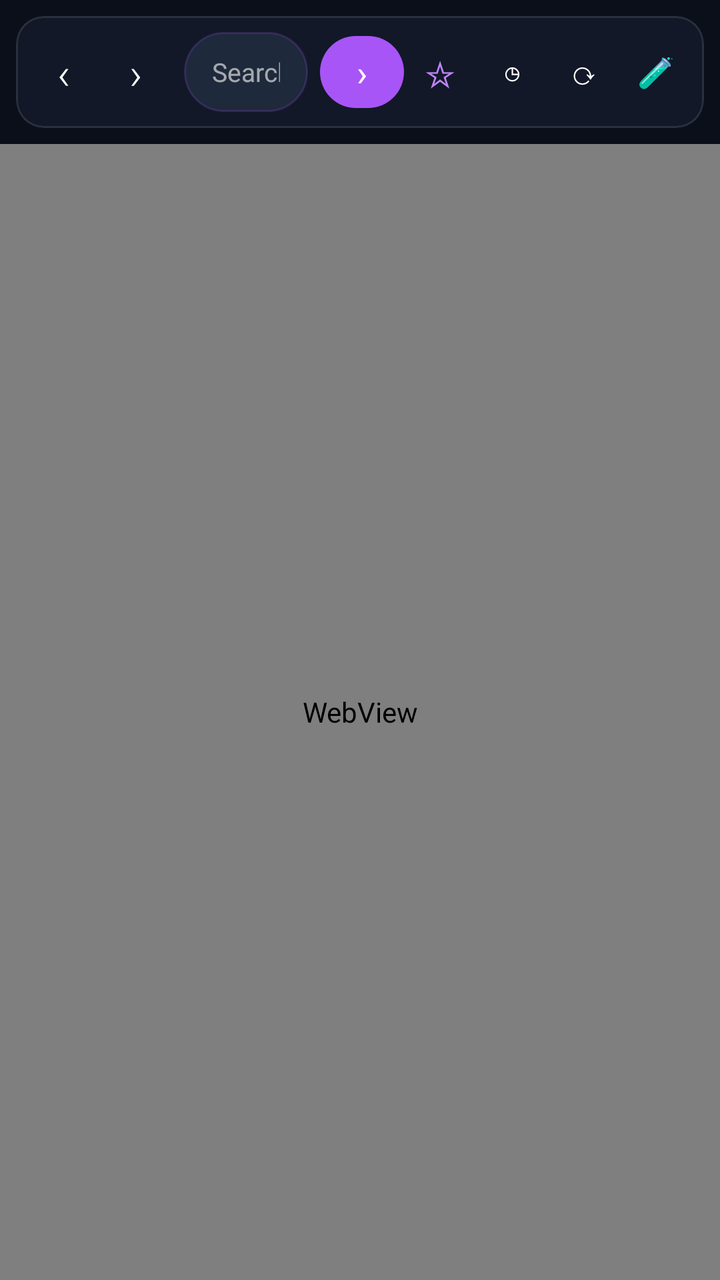
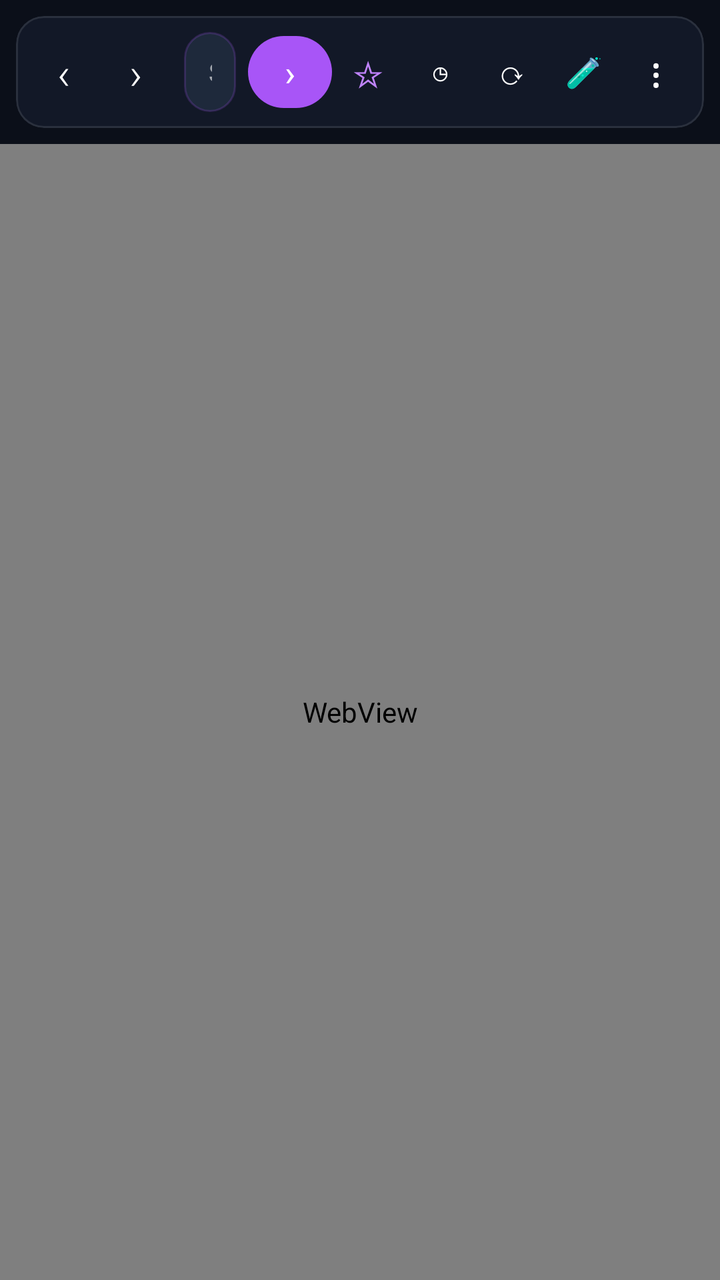

The first picture is an Android layout as it rendered before a commit; the second is the same layout after the commit. The layout source and the unified diff follow.
<!-- AndroidManifest.xml: application theme Theme.LightBrowser -->
<!-- res/layout/fragment_browser.xml -->
<?xml version="1.0" encoding="utf-8"?>
<LinearLayout xmlns:android="http://schemas.android.com/apk/res/android"
    xmlns:app="http://schemas.android.com/apk/res-auto"
    android:layout_width="match_parent"
    android:layout_height="match_parent"
    android:orientation="vertical"
    android:background="@color/bg_dark">

    
    <com.google.android.material.card.MaterialCardView
        android:layout_width="match_parent"
        android:layout_height="wrap_content"
        android:layout_margin="8dp"
        android:elevation="4dp"
        app:cardCornerRadius="14dp"
        app:cardBackgroundColor="@color/surface"
        app:strokeColor="#1AFFFFFF"
        app:strokeWidth="1dp">

        <LinearLayout
            android:layout_width="match_parent"
            android:layout_height="56dp"
            android:orientation="horizontal"
            android:padding="6dp"
            android:gravity="center_vertical">

            <TextView
                android:id="@+id/btnBack"
                android:layout_width="36dp"
                android:layout_height="36dp"
                android:gravity="center"
                android:text="‹"
                android:textColor="@color/white"
                android:textSize="22sp"
                android:fontFamily="sans-serif-light"
                android:background="?attr/selectableItemBackgroundBorderless"/>

            <TextView
                android:id="@+id/btnForward"
                android:layout_width="36dp"
                android:layout_height="36dp"
                android:gravity="center"
                android:text="›"
                android:textColor="@color/white"
                android:textSize="22sp"
                android:fontFamily="sans-serif-light"
                android:background="?attr/selectableItemBackgroundBorderless"/>

            <EditText
                android:id="@+id/urlBar"
                android:layout_width="0dp"
                android:layout_height="40dp"
                android:layout_weight="1"
                android:layout_marginHorizontal="6dp"
                android:background="@drawable/bg_url_bar"
                android:hint="@string/hint_url"
                android:textColor="@color/white"
                android:textColorHint="#99FFFFFF"
                android:paddingHorizontal="14dp"
                android:singleLine="true"
                android:imeOptions="actionGo"
                android:inputType="textUri"
                android:textSize="13sp"
                android:fontFamily="sans-serif"/>

            <TextView
                android:id="@+id/btnGo"
                android:layout_width="42dp"
                android:layout_height="36dp"
                android:gravity="center"
                android:text="›"
                android:textColor="@color/white"
                android:background="@drawable/bg_btn_go"
                android:textSize="18sp"/>

            <TextView
                android:id="@+id/btnBookmark"
                android:layout_width="36dp"
                android:layout_height="36dp"
                android:gravity="center"
                android:text="☆"
                android:textColor="#FFC084FC"
                android:textSize="18sp"
                android:background="?attr/selectableItemBackgroundBorderless"/>

            <TextView
                android:id="@+id/btnHistory"
                android:layout_width="36dp"
                android:layout_height="36dp"
                android:gravity="center"
                android:text="◷"
                android:textColor="@color/white"
                android:textSize="16sp"
                android:background="?attr/selectableItemBackgroundBorderless"/>

            <TextView
                android:id="@+id/btnRefresh"
                android:layout_width="36dp"
                android:layout_height="36dp"
                android:gravity="center"
                android:text="⟳"
                android:textColor="@color/white"
                android:textSize="16sp"
                android:background="?attr/selectableItemBackgroundBorderless"/>

            <TextView
                android:id="@+id/btnTest"
                android:layout_width="36dp"
                android:layout_height="36dp"
                android:gravity="center"
                android:text="🧪"
                android:textColor="@color/white"
                android:textSize="15sp"
                android:background="?attr/selectableItemBackgroundBorderless"/>
        </LinearLayout>
    </com.google.android.material.card.MaterialCardView>

    <ProgressBar
        android:id="@+id/progress"
        style="?android:attr/progressBarStyleHorizontal"
        android:layout_width="match_parent"
        android:layout_height="2dp"
        android:max="100"
        android:progressTint="@color/purple_500"
        android:progressBackgroundTint="#1AFFFFFF"
        android:visibility="gone"/>

    <WebView
        android:id="@+id/webView"
        android:layout_width="match_parent"
        android:layout_height="0dp"
        android:layout_weight="1"
        android:background="@color/bg_dark"/>
</LinearLayout>
<!-- resources referenced by this layout -->
<resources>
  <color name="bg_dark">#0B0F19</color>
  <color name="purple_500">#6200EE</color>
  <color name="surface">#121827</color>
  <color name="white">#FFFFFF</color>
  <!-- drawable bg_btn_go (drawable) -->
  <shape xmlns:android="http://schemas.android.com/apk/res/android" android:shape="rectangle">
      <corners android:radius="20dp"/>
      <solid android:color="#A855F7"/>
  </shape>
  <!-- drawable bg_url_bar (drawable) -->
  <shape xmlns:android="http://schemas.android.com/apk/res/android" android:shape="rectangle">
      <corners android:radius="20dp"/>
      <solid android:color="#1E293B"/>
      <stroke android:width="1dp" android:color="#33A855F7"/>
  </shape>
  <string name="hint_url">Search or enter URL</string>
  <style name="Theme.LightBrowser" parent="Theme.Material3.DayNight.NoActionBar">
          <item name="colorPrimary">@color/purple_500</item>
          <item name="colorPrimaryVariant">@color/purple_700</item>
          <item name="colorOnPrimary">@color/white</item>
          <item name="colorSecondary">#A78BFA</item>
          <item name="android:statusBarColor">@color/bg_dark</item>
          <item name="android:navigationBarColor">@color/bg_dark</item>
          <item name="android:windowLightStatusBar">false</item>
          <item name="android:windowLightNavigationBar">false</item>
          <item name="bottomNavigationStyle">@style/Widget.LightBrowser.BottomNav</item>
      </style>
  <color name="purple_700">#3700B3</color>
  <style name="Widget.LightBrowser.BottomNav" parent="Widget.Material3.BottomNavigationView">
          <item name="android:background">@color/surface</item>
          <item name="itemIconTint">#E2E8F0</item>
          <item name="itemTextColor">#94A3B8</item>
          <item name="itemActiveIndicatorStyle">@style/Widget.LightBrowser.Indicator</item>
      </style>
  <style name="Widget.LightBrowser.Indicator" parent="Widget.Material3.BottomNavigationView.ActiveIndicator">
          <item name="android:color">#2A2D4A</item>
      </style>
</resources>

<!-- the commit's change to res/layout/fragment_browser.xml (unified diff, before → after) -->
@@ -112,6 +112,16 @@
                 android:textColor="@color/white"
                 android:textSize="15sp"
                 android:background="?attr/selectableItemBackgroundBorderless"/>
+
+            <TextView
+                android:id="@+id/btnMore"
+                android:layout_width="36dp"
+                android:layout_height="36dp"
+                android:gravity="center"
+                android:text="⋮"
+                android:textColor="@color/white"
+                android:textSize="20sp"
+                android:background="?attr/selectableItemBackgroundBorderless"/>
         </LinearLayout>
     </com.google.android.material.card.MaterialCardView>
 
